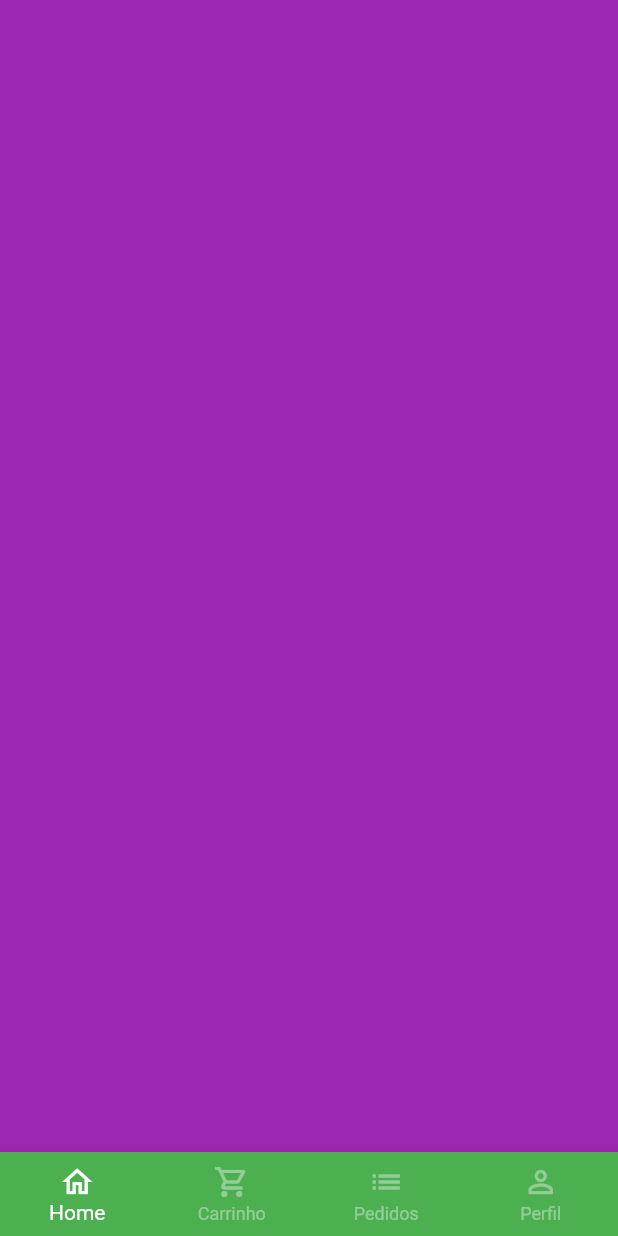
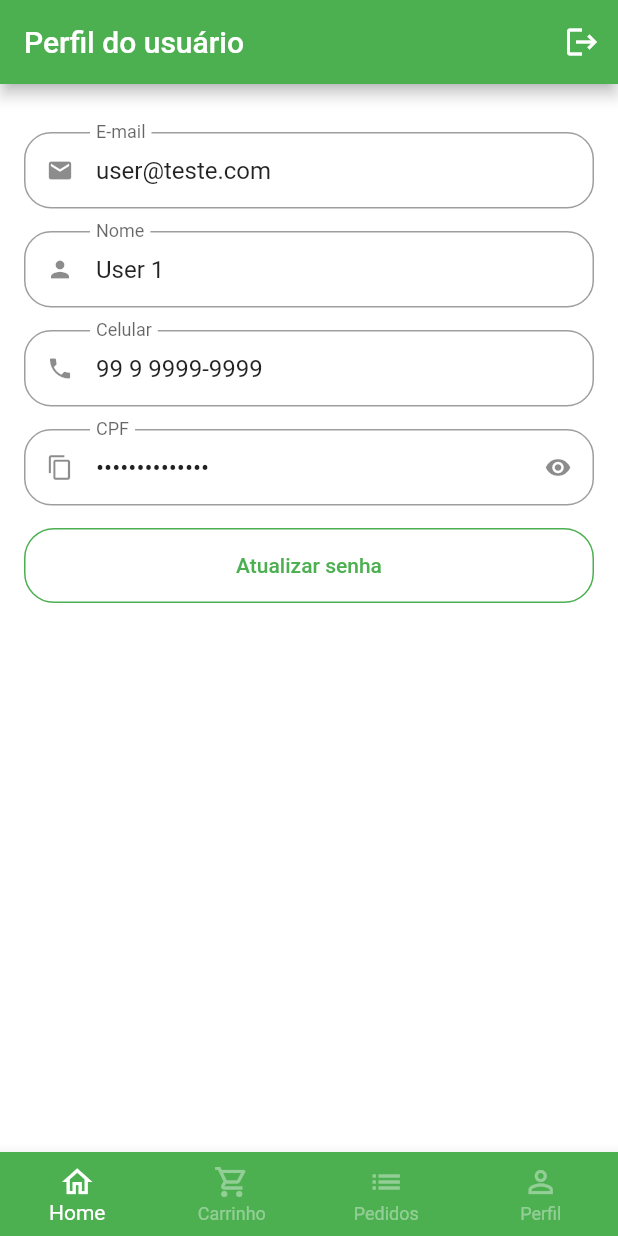
Before and after one commit to eriksongoncalves/green-grocer-flutter-app, a Flutter app: the BaseScreen screen opened directly, swiped to page 4, on a phone screen of 412 x 824 dp. Run offline on Flutter 3.47's test engine with Material 2 defaults, Android fonts, the phone set to English and light mode, and no system bars; our stand-ins replace animated_text_kit, mask_text_input_formatter.

Commit message:
feat: profile tab

```diff
--- a/lib/src/components/custom_text_field.dart
+++ b/lib/src/components/custom_text_field.dart
@@ -6,13 +6,18 @@ class CustomTextField extends StatefulWidget {
   final String label;
   final bool isSecret;
   final List<TextInputFormatter>? inputFormatters;
+  final String initialValue;
+  final bool readOnly;
 
-  const CustomTextField(
-      {super.key,
-      required this.icon,
-      required this.label,
-      this.isSecret = false,
-      this.inputFormatters});
+  const CustomTextField({
+    super.key,
+    required this.icon,
+    required this.label,
+    this.isSecret = false,
+    this.inputFormatters,
+    this.initialValue = '',
+    this.readOnly = false,
+  });
 
   @override
   State<CustomTextField> createState() => _CustomTextFieldState();
@@ -33,8 +38,10 @@ class _CustomTextFieldState extends State<CustomTextField> {
     return Padding(
       padding: const EdgeInsets.only(bottom: 15),
       child: TextFormField(
+        initialValue: widget.initialValue,
         inputFormatters: widget.inputFormatters,
         obscureText: isObscure,
+        readOnly: widget.readOnly,
         decoration: InputDecoration(
           prefixIcon: Icon(widget.icon),
           suffixIcon: widget.isSecret
--- a/lib/src/config/app_data.dart
+++ b/lib/src/config/app_data.dart
@@ -1,5 +1,6 @@
 import 'package:greengrocer/src/models/cart_item_model.dart';
 import 'package:greengrocer/src/models/item_model.dart';
+import 'package:greengrocer/src/models/user_model.dart';
 
 ItemModel apple = ItemModel(
   description:
@@ -78,3 +79,11 @@ List<CartItemModel> cartItems = [
   CartItemModel(item: grape, quantity: 1),
   CartItemModel(item: guava, quantity: 3),
 ];
+
+UserModel user = UserModel(
+  name: 'User 1',
+  email: 'user@teste.com',
+  cellphone: '99 9 9999-9999',
+  cpf: '999.999.999-99',
+  password: '123456',
+);
--- a/lib/src/pages/base/base_screen.dart
+++ b/lib/src/pages/base/base_screen.dart
@@ -1,6 +1,8 @@
 import 'package:flutter/material.dart';
+
 import 'package:greengrocer/src/pages/cart/cart_tab.dart';
 import 'package:greengrocer/src/pages/home/home_tab.dart';
+import 'package:greengrocer/src/pages/profile/profile_tab.dart';
 
 class BaseScreen extends StatefulWidget {
   const BaseScreen({super.key});
@@ -21,13 +23,11 @@ class _BaseScreenState extends State<BaseScreen> {
         controller: pageController,
         children: [
           const HomeTab(),
-          CartTab(),
-          Container(
-            color: Colors.blue,
-          ),
+          const CartTab(),
           Container(
             color: Colors.purple,
           ),
+          const ProfileTab(),
         ],
       ),
       bottomNavigationBar: BottomNavigationBar(
--- /dev/null
+++ b/lib/src/pages/profile/profile_tab.dart
@@ -0,0 +1,156 @@
+import 'package:flutter/material.dart';
+import 'package:greengrocer/src/components/custom_text_field.dart';
+
+// ignore: library_prefixes
+import 'package:greengrocer/src/config/app_data.dart' as appData;
+
+class ProfileTab extends StatefulWidget {
+  const ProfileTab({super.key});
+
+  @override
+  State<ProfileTab> createState() => _ProfileTabState();
+}
+
+class _ProfileTabState extends State<ProfileTab> {
+  Future<bool?> updatePassword() {
+    return showDialog(
+        context: context,
+        builder: (context) {
+          return Dialog(
+            shape: RoundedRectangleBorder(
+              borderRadius: BorderRadius.circular(20),
+            ),
+            child: Stack(
+              children: [
+                Padding(
+                  padding: const EdgeInsets.all(16.0),
+                  child: Column(
+                    mainAxisSize: MainAxisSize.min,
+                    crossAxisAlignment: CrossAxisAlignment.stretch,
+                    children: [
+                      const Padding(
+                        padding: EdgeInsets.symmetric(vertical: 12),
+                        child: Text(
+                          'Atualização de senha',
+                          textAlign: TextAlign.center,
+                          style: TextStyle(
+                            fontSize: 18,
+                            fontWeight: FontWeight.bold,
+                          ),
+                        ),
+                      ),
+                      const CustomTextField(
+                        isSecret: true,
+                        icon: Icons.lock,
+                        label: 'Senha atual',
+                      ),
+                      const CustomTextField(
+                        isSecret: true,
+                        icon: Icons.lock_outline,
+                        label: 'Nova senha',
+                      ),
+                      const CustomTextField(
+                        isSecret: true,
+                        icon: Icons.lock_outline,
+                        label: 'Confirmar nova senha',
+                      ),
+                      SizedBox(
+                        height: 45,
+                        child: ElevatedButton(
+                          style: ElevatedButton.styleFrom(
+                            shape: RoundedRectangleBorder(
+                              borderRadius: BorderRadius.circular(20),
+                            ),
+                          ),
+                          onPressed: () {},
+                          child: const Text('Atualizar'),
+                        ),
+                      ),
+                    ],
+                  ),
+                ),
+                Positioned(
+                  top: 5,
+                  right: 5,
+                  child: IconButton(
+                    onPressed: () {
+                      Navigator.of(context).pop();
+                    },
+                    icon: const Icon(
+                      Icons.close,
+                    ),
+                  ),
+                ),
+              ],
+            ),
+          );
+        });
+  }
+
+  @override
+  Widget build(BuildContext context) {
+    return Scaffold(
+      appBar: AppBar(
+        title: const Text(
+          'Perfil do usuário',
+        ),
+        actions: [
+          IconButton(
+            onPressed: () {},
+            icon: const Icon(Icons.logout),
+          ),
+        ],
+      ),
+      body: ListView(
+        physics: const BouncingScrollPhysics(),
+        padding: const EdgeInsets.fromLTRB(16, 32, 16, 16),
+        children: [
+          CustomTextField(
+            icon: Icons.email,
+            label: 'E-mail',
+            initialValue: appData.user.email,
+            readOnly: true,
+          ),
+          CustomTextField(
+            icon: Icons.person,
+            label: 'Nome',
+            initialValue: appData.user.name,
+            readOnly: true,
+          ),
+          CustomTextField(
+            icon: Icons.phone,
+            label: 'Celular',
+            initialValue: appData.user.cellphone,
+            readOnly: true,
+          ),
+          CustomTextField(
+            icon: Icons.copy,
+            label: 'CPF',
+            isSecret: true,
+            initialValue: appData.user.cpf,
+            readOnly: true,
+          ),
+          SizedBox(
+            height: 50,
+            child: OutlinedButton(
+              style: OutlinedButton.styleFrom(
+                shape: RoundedRectangleBorder(
+                  borderRadius: BorderRadius.circular(20),
+                ),
+                side: const BorderSide(
+                  color: Colors.green,
+                ),
+              ),
+              onPressed: () {
+                updatePassword();
+              },
+              child: const Text(
+                'Atualizar senha',
+              ),
+            ),
+          ),
+        ],
+      ),
+    );
+  }
+}
```
Also changed, not shown: lib/src/models/user_model.dart (added, +15 -0 lines).
